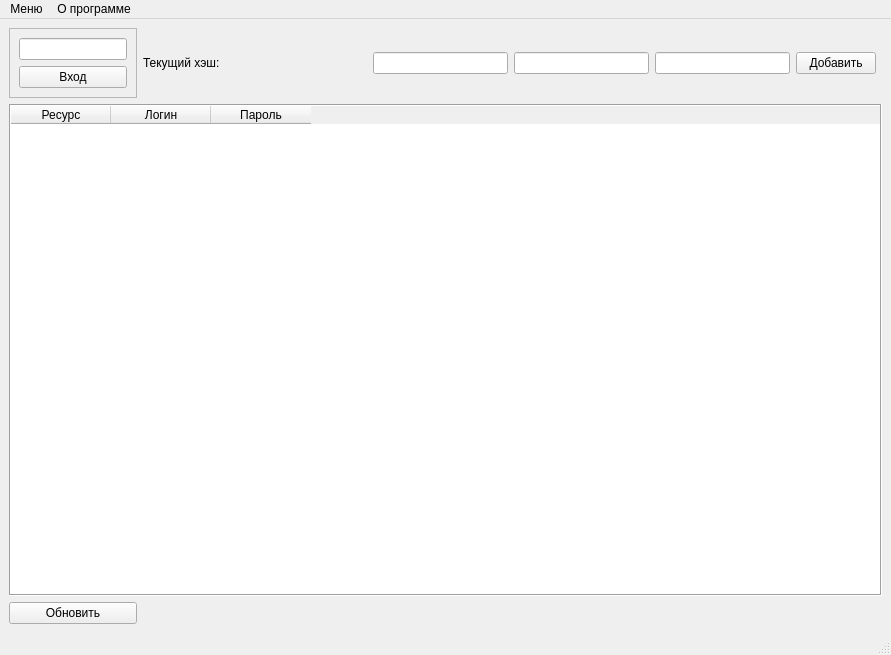
First picture: the form in PassVAL/guiPassVal.ui, repository erfaenda/PiuPiu, before the edit.
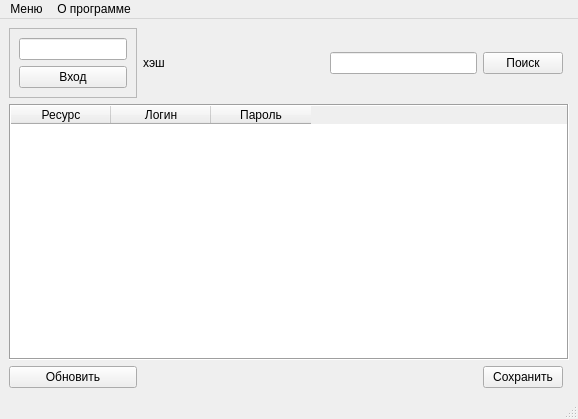
Second picture: the form after the edit.

```diff
--- a/PassVAL/guiPassVal.ui
+++ b/PassVAL/guiPassVal.ui
@@ -6,8 +6,8 @@
    <rect>
     <x>0</x>
     <y>0</y>
-    <width>891</width>
-    <height>655</height>
+    <width>578</width>
+    <height>419</height>
    </rect>
   </property>
   <property name="windowTitle">
@@ -50,7 +50,7 @@
     <item row="0" column="1">
      <widget class="QLabel" name="label">
       <property name="text">
-       <string>Текущий хэш:</string>
+       <string>хэш</string>
       </property>
      </widget>
     </item>
@@ -68,16 +68,13 @@
      </spacer>
     </item>
     <item row="0" column="5">
-     <widget class="QLineEdit" name="lineEdit_3"/>
-    </item>
-    <item row="0" column="7">
      <widget class="QPushButton" name="pushButton_2">
       <property name="text">
-       <string>Добавить</string>
+       <string>Поиск</string>
       </property>
      </widget>
     </item>
-    <item row="1" column="0" colspan="9">
+    <item row="1" column="0" colspan="7">
      <widget class="QTableWidget" name="tableWidget">
       <property name="frameShape">
        <enum>QFrame::Box</enum>
@@ -111,13 +108,6 @@
       </column>
      </widget>
     </item>
-    <item row="0" column="6">
-     <widget class="QLineEdit" name="lineEdit_4">
-      <property name="echoMode">
-       <enum>QLineEdit::Password</enum>
-      </property>
-     </widget>
-    </item>
     <item row="0" column="4">
      <widget class="QLineEdit" name="lineEdit_2"/>
     </item>
@@ -128,6 +118,13 @@
       </property>
      </widget>
     </item>
+    <item row="2" column="5">
+     <widget class="QPushButton" name="pushButton_4">
+      <property name="text">
+       <string>Сохранить</string>
+      </property>
+     </widget>
+    </item>
    </layout>
   </widget>
   <widget class="QMenuBar" name="menubar">
@@ -135,7 +132,7 @@
     <rect>
      <x>0</x>
      <y>0</y>
-     <width>891</width>
+     <width>578</width>
      <height>21</height>
     </rect>
    </property>
```
